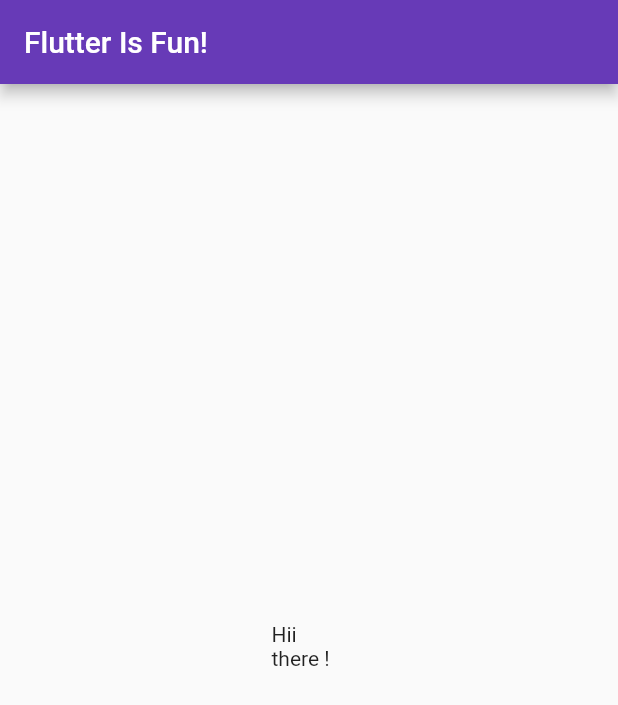
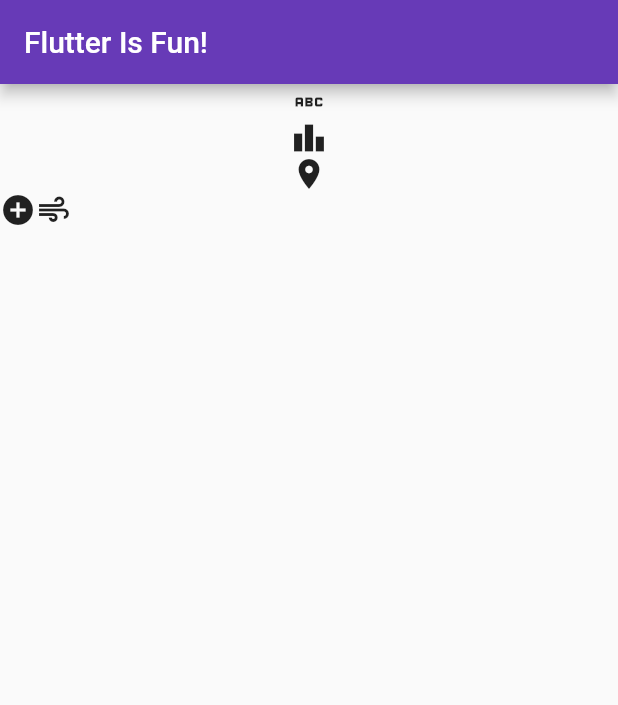
Before and after one commit to kunal9922/crossplathform, a Flutter app: the screen it shows after launch, on a phone screen of 412 x 824 dp. Shown: the top 705 px of the screen. Run offline on Flutter 3.47's test engine with Material 2 defaults, Android fonts, the phone set to English and light mode, and no system bars.

Commit message:
Flexing allignments of Rows and Columns

```diff
--- a/coolapp/lib/main.dart
+++ b/coolapp/lib/main.dart
@@ -15,13 +15,16 @@ class MpApp extends StatelessWidget {
             backgroundColor: Colors.deepPurple,
             title: const Text("Flutter Is Fun! "),
           ),
-          body: const Center(
-            child: SizedBox(
-              height: 50,
-              width: 50,
-             child: Text("Hii there !"),
-            )
-          ,)
+          body: const Column(
+            children: [
+              Icon(Icons.abc),
+              Icon(Icons.leaderboard),
+              Icon(Icons.place),
+              Row(children: [
+                Icon(Icons.add_circle),
+                Icon(Icons.air),
+              ],)
+          ],)
           ),
     );
   }
```
